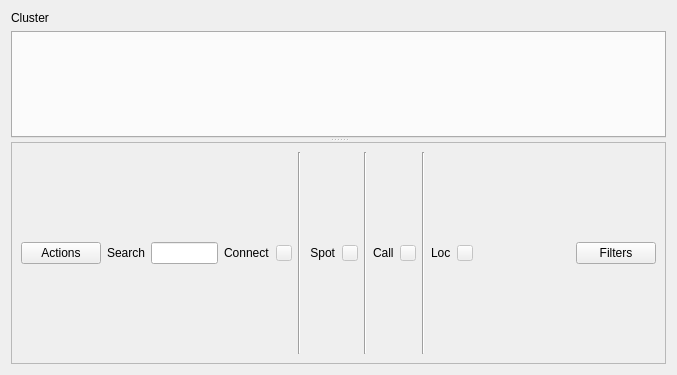
Above: mqt/MqtLogger/clusterclientframe.ui from Rsclub22/Minos2-Mirror before the change. Below: the same form after it.
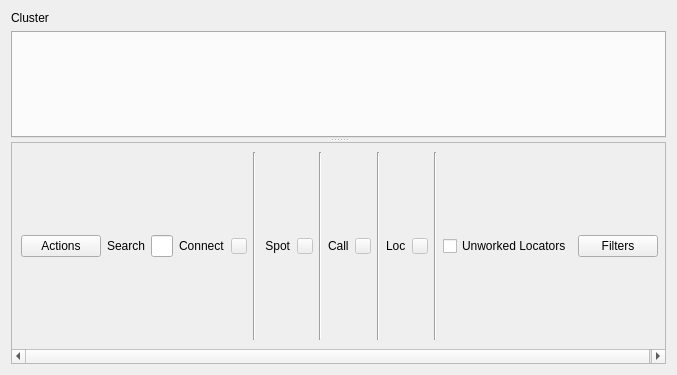
That is the form after the change. Custom widgets are drawn as their Qt base class.

Commit message: add the ability to show only unworked locator spots in DXSpot view. The checkbox is only visible on this tab.

```diff
--- a/mqt/MqtLogger/clusterclientframe.ui
+++ b/mqt/MqtLogger/clusterclientframe.ui
@@ -236,6 +236,13 @@
             </property>
            </widget>
           </item>
+          <item>
+           <widget class="Line" name="line_4">
+            <property name="orientation">
+             <enum>Qt::Vertical</enum>
+            </property>
+           </widget>
+          </item>
          </layout>
         </item>
         <item>
@@ -251,6 +258,13 @@
           </property>
          </spacer>
         </item>
+        <item>
+         <widget class="QCheckBox" name="unworkedLocChkBox">
+          <property name="text">
+           <string>Unworked Locators</string>
+          </property>
+         </widget>
+        </item>
         <item>
          <widget class="QPushButton" name="filtersBut">
           <property name="focusPolicy">
```
The commit also changes 3 other files.
